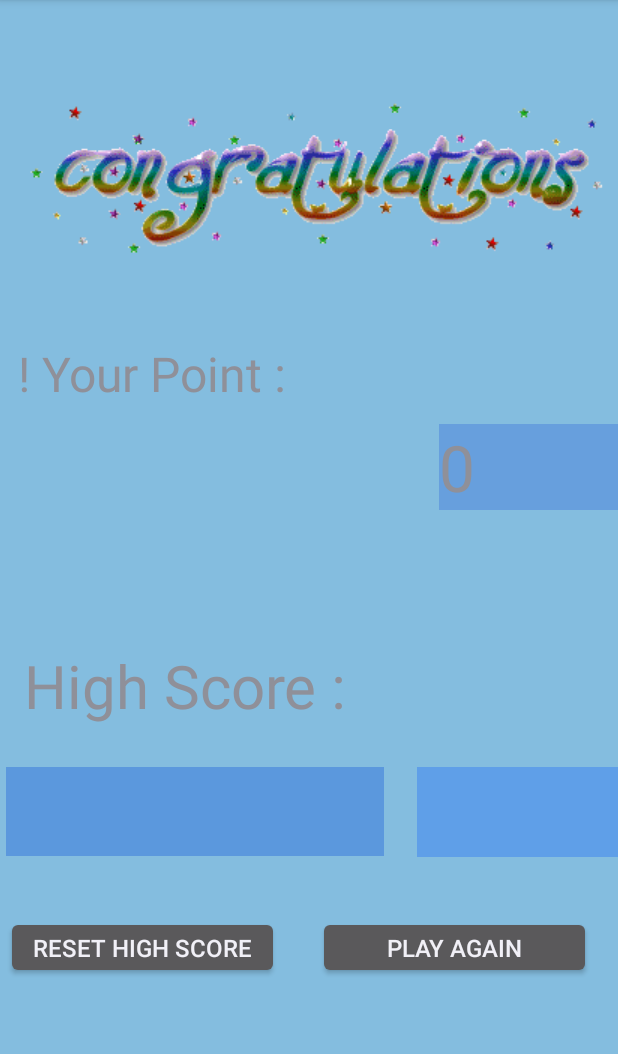
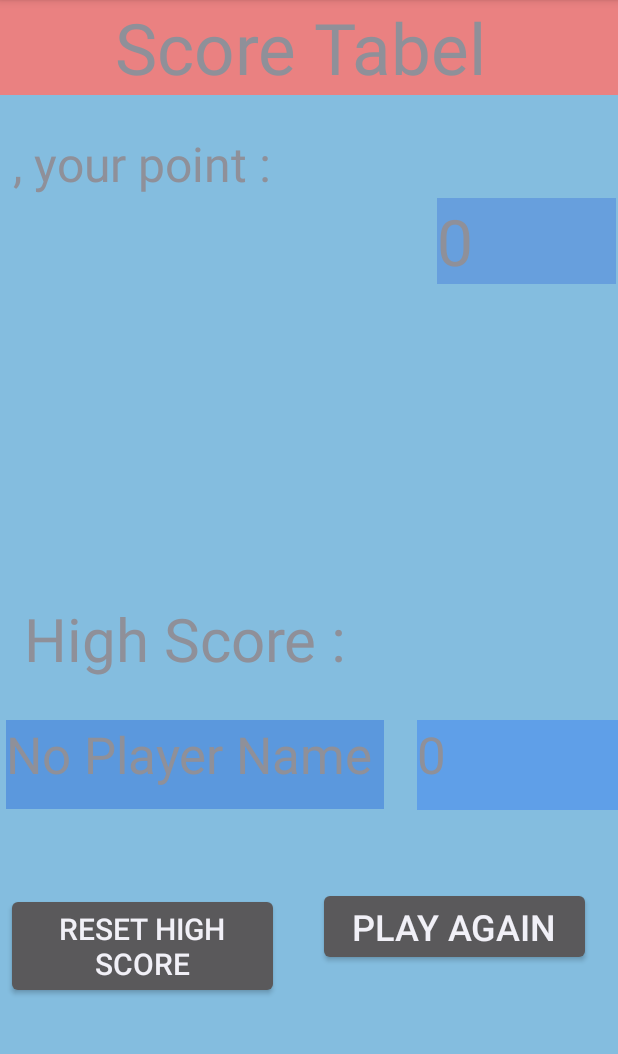
Before and after one commit to nureddinelmas/Master-Mind-Project-with-Fragment, an Android app: the fragment ScoreFragment shown on its own in the app's theme, on a phone screen of 412 x 824 dp, the part 84-1138 px from its top. Run offline under Robolectric (Android 15) with nearby library versions, the phone set to English and light mode, and no system bars.

Commit message:
Shared Preferences added

```diff
--- a/app/src/main/AndroidManifest.xml
+++ b/app/src/main/AndroidManifest.xml
@@ -3,6 +3,7 @@
     package="com.nureddinelmas.mastermind">
 
     <application
+
         android:allowBackup="true"
         android:icon="@mipmap/ic_launcher"
         android:label="@string/app_name"
--- a/app/src/main/java/com/nureddinelmas/mastermind/ScoreFragment.kt
+++ b/app/src/main/java/com/nureddinelmas/mastermind/ScoreFragment.kt
@@ -12,10 +12,13 @@ import kotlinx.android.synthetic.main.fragment_score.*
 
 class ScoreFragment : Fragment() {
 
-    lateinit var sharedPreferences: SharedPreferences
+    private lateinit var sharedPreferences: SharedPreferences
 
-    var playerF : String = ""
-    var score : Int = 0
+    private var player : String = ""
+    private var yourScore : Int = 0
+    private var scoreFromPreferences : Int? = null
+    private var playerFromPreferences: String? = null
+
     override fun onCreate(savedInstanceState: Bundle?) {
         super.onCreate(savedInstanceState)
 
@@ -26,29 +29,66 @@ class ScoreFragment : Fragment() {
         savedInstanceState: Bundle?
     ): View? {
         arguments?.let {
-            playerF = ScoreFragmentArgs.fromBundle(it).player.toString()
-           score = ScoreFragmentArgs.fromBundle(it).score
+            player = ScoreFragmentArgs.fromBundle(it).player.toString()
+            yourScore = ScoreFragmentArgs.fromBundle(it).score
+        }
 
-        }
+
 
         return inflater.inflate(R.layout.fragment_score, container, false)
     }
 
     override fun onViewCreated(view: View, savedInstanceState: Bundle?) {
         super.onViewCreated(view, savedInstanceState)
+        sharedPreferences = this.requireActivity().getSharedPreferences("com.nureddinelmas.mastermind", Context.MODE_PRIVATE)
+
+        conImageView.visibility =View.INVISIBLE
+
+        scoreFromPreferences = sharedPreferences.getInt("score", 0)
+        playerFromPreferences = sharedPreferences.getString("player","No Player Name")
+
+        if (scoreFromPreferences == 0){
+            textHighPoint.text = "0"
+            textHighPointName.text = "No Player Name"
+        }else{
+            textHighPoint.text = "$playerFromPreferences"
+            textHighPointName.text = "$scoreFromPreferences"
+        }
+
+        sharedPreferences = this.requireActivity().getSharedPreferences("com.nureddinelmas.mastermind", Context.MODE_PRIVATE)
+
+        textPlayerName.text = "$player, your point :"
+        textPlayerPoint.text = "$yourScore"
 
 
-        sharedPreferences = requireActivity().getSharedPreferences("com.nureddinelmas.mastermind", Context.MODE_PRIVATE)
-
-        textPlayerName.text = "$playerF ! Your Point :"
-        textPlayerPoint.text = "$score"
-
+        if (yourScore > scoreFromPreferences!!){
+            conImageView.visibility =View.VISIBLE
+            textHighPoint.text = "$yourScore"
+            textHighPointName.text = "$player"
+            sharedPreferences.edit().putInt("score", yourScore).apply()
+            sharedPreferences.edit().putString("player", player).apply()
+        }
 
         playAgainButton.setOnClickListener {
-            val action = ScoreFragmentDirections.actionScoreFragmentToOnePlayerFragment(playerF)
+            val action = ScoreFragmentDirections.actionScoreFragmentToOnePlayerFragment(player)
             Navigation.findNavController(it).navigate(action)
 
         }
 
+        resetHighScoreButton.setOnClickListener {
+
+            textHighPoint.text = "0"
+            textHighPointName.text = "No Player Name"
+
+
+            scoreFromPreferences = sharedPreferences.getInt("score", -1)
+            playerFromPreferences = sharedPreferences.getString("player","No Player Name")
+
+            if (scoreFromPreferences != -1){
+                sharedPreferences.edit().remove("player").apply()
+                sharedPreferences.edit().remove("score").apply()
+            }
+        }
+
     }
 }
--- a/app/src/main/res/layout/fragment_score.xml
+++ b/app/src/main/res/layout/fragment_score.xml
@@ -11,11 +11,13 @@
     <Button
         android:id="@+id/playAgainButton"
         android:layout_width="182dp"
-        android:layout_height="42dp"
+        android:layout_height="wrap_content"
         android:layout_marginStart="212dp"
-        android:layout_marginTop="40dp"
-        android:autoSizeTextType="uniform"
+        android:layout_marginTop="52dp"
+        android:autoSizeTextType="none"
+        android:gravity="center"
         android:text="Play Again"
+        android:textSize="24sp"
         app:layout_constraintStart_toStartOf="parent"
         app:layout_constraintTop_toBottomOf="@+id/textHighPointName" />
 
@@ -24,9 +26,10 @@
         android:layout_width="134dp"
         android:layout_height="60dp"
         android:layout_marginTop="24dp"
-        android:autoSizeTextType="uniform"
+        android:autoSizeTextType="none"
         android:autoText="false"
         android:background="#5F9FE8"
+        android:textSize="34sp"
         app:layout_constraintEnd_toEndOf="parent"
         app:layout_constraintTop_toBottomOf="@+id/textView6" />
 
@@ -35,9 +38,10 @@
         android:layout_width="252dp"
         android:layout_height="59dp"
         android:layout_marginTop="24dp"
-        android:autoSizeTextType="uniform"
-        android:autoText="false"
+        android:autoSizeTextType="none"
+        android:autoText="true"
         android:background="#5B98DD"
+        android:textSize="34sp"
         app:layout_constraintEnd_toStartOf="@+id/textHighPoint"
         app:layout_constraintHorizontal_bias="0.16"
         app:layout_constraintStart_toStartOf="parent"
@@ -48,18 +52,19 @@
         android:layout_width="217dp"
         android:layout_height="57dp"
         android:layout_marginStart="16dp"
-        android:layout_marginTop="90dp"
+        android:layout_marginTop="10dp"
         android:autoSizeTextType="uniform"
         android:autoText="false"
         android:text="High Score : "
         app:layout_constraintStart_toStartOf="parent"
-        app:layout_constraintTop_toBottomOf="@+id/textPlayerPoint" />
+        app:layout_constraintTop_toBottomOf="@+id/conImageView" />
 
     <TextView
         android:id="@+id/textPlayerPoint"
         android:layout_width="119dp"
         android:layout_height="57dp"
-        android:layout_marginTop="12dp"
+        android:layout_marginTop="1dp"
+        android:layout_marginEnd="1dp"
         android:autoSizeTextType="uniform"
         android:autoText="true"
         android:background="#679FDD"
@@ -67,35 +72,49 @@
         app:layout_constraintTop_toBottomOf="@+id/textPlayerName" />
 
     <ImageView
-        android:id="@+id/imageView2"
+        android:id="@+id/conImageView"
         android:layout_width="wrap_content"
         android:layout_height="wrap_content"
         android:layout_marginTop="32dp"
         android:src="@drawable/congratulations"
-        app:layout_constraintEnd_toEndOf="parent"
-        app:layout_constraintStart_toStartOf="parent"
-        app:layout_constraintTop_toTopOf="parent" />
+        app:layout_constraintTop_toBottomOf="@+id/textPlayerPoint"
+        tools:layout_editor_absoluteX="6dp" />
 
     <TextView
         android:id="@+id/textPlayerName"
         android:layout_width="395dp"
         android:layout_height="43dp"
-        android:layout_marginStart="4dp"
-        android:layout_marginTop="28dp"
+        android:layout_marginTop="24dp"
         android:autoSizeTextType="uniform"
         android:autoText="false"
         android:text="Your Point : "
+        app:layout_constraintEnd_toEndOf="parent"
         app:layout_constraintStart_toStartOf="parent"
-        app:layout_constraintTop_toBottomOf="@+id/imageView2" />
+        app:layout_constraintTop_toBottomOf="@+id/textPlayerName2" />
+
+    <TextView
+        android:id="@+id/textPlayerName2"
+        android:layout_width="match_parent"
+        android:layout_height="63dp"
+        android:autoSizeTextType="uniform"
+        android:autoText="false"
+        android:background="#EA8181"
+        android:gravity="center"
+        android:text="Score Tabel "
+        app:layout_constraintEnd_toEndOf="parent"
+        app:layout_constraintStart_toStartOf="parent"
+        app:layout_constraintTop_toTopOf="parent" />
 
     <Button
         android:id="@+id/resetHighScoreButton"
         android:layout_width="182dp"
-        android:layout_height="42dp"
+        android:layout_height="wrap_content"
         android:layout_marginStart="4dp"
-        android:layout_marginTop="40dp"
-        android:autoSizeTextType="uniform"
+        android:layout_marginTop="56dp"
+        android:autoSizeTextType="none"
+        android:gravity="center"
         android:text="Reset High Score"
+        android:textSize="20sp"
         app:layout_constraintStart_toStartOf="parent"
         app:layout_constraintTop_toBottomOf="@+id/textHighPointName" />
 
```
